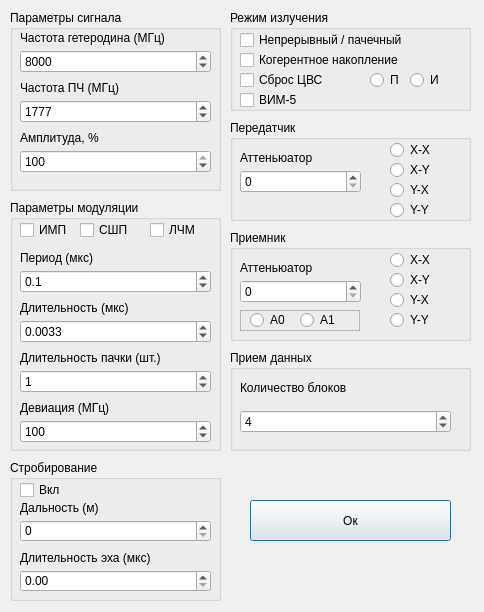
Nixson/rip3p, file app/nomain/formsettings.ui: the form before one commit.
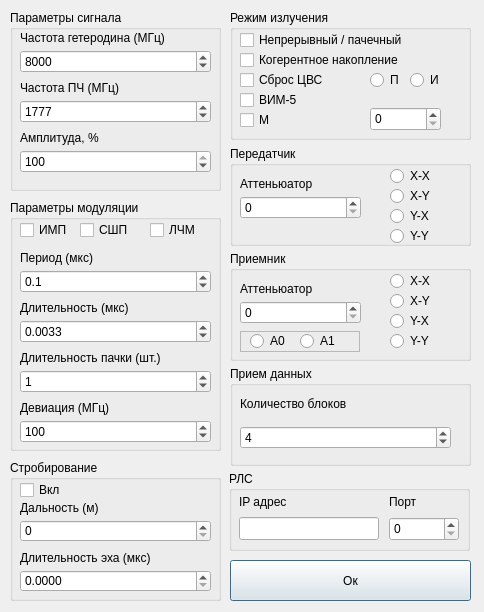
The form after the commit. Icons and pictures are not drawn.

Diff of the .ui file:
```diff
--- a/app/nomain/formsettings.ui
+++ b/app/nomain/formsettings.ui
@@ -359,6 +359,15 @@
       <height>22</height>
      </rect>
     </property>
+    <property name="decimals">
+     <number>4</number>
+    </property>
+    <property name="maximum">
+     <double>100.000000000000000</double>
+    </property>
+    <property name="singleStep">
+     <double>0.000100000000000</double>
+    </property>
    </widget>
    <widget class="QLabel" name="label_8">
     <property name="geometry">
@@ -393,7 +402,7 @@
      <x>230</x>
      <y>10</y>
      <width>241</width>
-     <height>101</height>
+     <height>130</height>
     </rect>
    </property>
    <property name="title">
@@ -477,14 +486,37 @@
      <string>И</string>
     </property>
    </widget>
+   <widget class="QCheckBox" name="cbMGEN">
+    <property name="geometry">
+     <rect>
+      <x>10</x>
+      <y>100</y>
+      <width>85</width>
+      <height>20</height>
+     </rect>
+    </property>
+    <property name="text">
+     <string>М</string>
+    </property>
+   </widget>
+   <widget class="QSpinBox" name="seMLEN">
+    <property name="geometry">
+     <rect>
+      <x>140</x>
+      <y>97</y>
+      <width>71</width>
+      <height>24</height>
+     </rect>
+    </property>
+   </widget>
   </widget>
   <widget class="QGroupBox" name="groupBox_5">
    <property name="geometry">
     <rect>
      <x>230</x>
-     <y>120</y>
+     <y>146</y>
      <width>241</width>
-     <height>101</height>
+     <height>100</height>
     </rect>
    </property>
    <property name="title">
@@ -570,9 +602,9 @@
    <property name="geometry">
     <rect>
      <x>230</x>
-     <y>230</y>
+     <y>251</y>
      <width>241</width>
-     <height>111</height>
+     <height>110</height>
     </rect>
    </property>
    <property name="title">
@@ -700,9 +732,9 @@
    <property name="geometry">
     <rect>
      <x>230</x>
-     <y>350</y>
+     <y>366</y>
      <width>241</width>
-     <height>101</height>
+     <height>100</height>
     </rect>
    </property>
    <property name="title">
@@ -741,9 +773,9 @@
   <widget class="QPushButton" name="BitBtn1">
    <property name="geometry">
     <rect>
-     <x>250</x>
-     <y>500</y>
-     <width>201</width>
+     <x>230</x>
+     <y>560</y>
+     <width>241</width>
      <height>41</height>
     </rect>
    </property>
@@ -751,6 +783,68 @@
     <string>Ок</string>
    </property>
   </widget>
+  <widget class="QGroupBox" name="groupBox_8">
+   <property name="geometry">
+    <rect>
+     <x>229</x>
+     <y>471</y>
+     <width>241</width>
+     <height>80</height>
+    </rect>
+   </property>
+   <property name="title">
+    <string>РЛС</string>
+   </property>
+   <widget class="QLineEdit" name="rlsIP">
+    <property name="geometry">
+     <rect>
+      <x>10</x>
+      <y>46</y>
+      <width>140</width>
+      <height>23</height>
+     </rect>
+    </property>
+   </widget>
+   <widget class="QLabel" name="label_13">
+    <property name="geometry">
+     <rect>
+      <x>10</x>
+      <y>23</y>
+      <width>71</width>
+      <height>16</height>
+     </rect>
+    </property>
+    <property name="text">
+     <string>IP адрес</string>
+    </property>
+   </widget>
+   <widget class="QLabel" name="label_14">
+    <property name="geometry">
+     <rect>
+      <x>160</x>
+      <y>23</y>
+      <width>61</width>
+      <height>15</height>
+     </rect>
+    </property>
+    <property name="text">
+     <string>Порт</string>
+    </property>
+   </widget>
+   <widget class="QSpinBox" name="rlsPort">
+    <property name="geometry">
+     <rect>
+      <x>160</x>
+      <y>46</y>
+      <width>70</width>
+      <height>24</height>
+     </rect>
+    </property>
+    <property name="maximum">
+     <number>68000</number>
+    </property>
+   </widget>
+  </widget>
  </widget>
  <resources>
   <include location="res.qrc"/>
```
